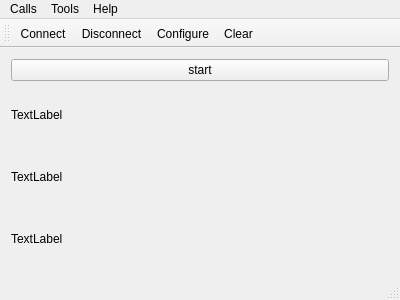
The window that level_gage_test/mainwindow.ui (nowhard/LEVEL_GAGE_TEST_QT) describes before a commit, drawn with Qt 5.
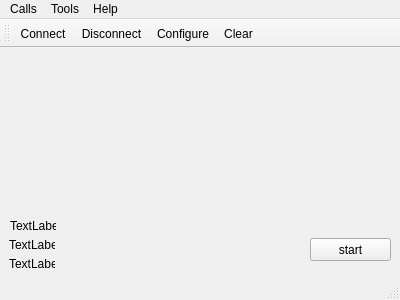
The same window after the commit. Icons and pictures are not drawn. Custom widgets are drawn as their Qt base class.

```diff
--- a/level_gage_test/mainwindow.ui
+++ b/level_gage_test/mainwindow.ui
@@ -14,36 +14,74 @@
    <string>Simple Terminal</string>
   </property>
   <widget class="QWidget" name="centralWidget">
-   <layout class="QVBoxLayout" name="verticalLayout">
-    <item>
      <widget class="QPushButton" name="getRtuRegister">
+    <property name="geometry">
+     <rect>
+      <x>310</x>
+      <y>190</y>
+      <width>81</width>
+      <height>23</height>
+     </rect>
+    </property>
       <property name="text">
        <string>start</string>
       </property>
      </widget>
-    </item>
-    <item>
      <widget class="QLabel" name="pot_1">
+    <property name="geometry">
+     <rect>
+      <x>10</x>
+      <y>170</y>
+      <width>46</width>
+      <height>16</height>
+     </rect>
+    </property>
       <property name="text">
        <string>TextLabel</string>
       </property>
      </widget>
-    </item>
-    <item>
      <widget class="QLabel" name="pot_2">
+    <property name="geometry">
+     <rect>
+      <x>9</x>
+      <y>189</y>
+      <width>46</width>
+      <height>16</height>
+     </rect>
+    </property>
       <property name="text">
        <string>TextLabel</string>
       </property>
      </widget>
-    </item>
-    <item>
      <widget class="QLabel" name="sensor">
+    <property name="geometry">
+     <rect>
+      <x>9</x>
+      <y>208</y>
+      <width>46</width>
+      <height>16</height>
+     </rect>
+    </property>
       <property name="text">
        <string>TextLabel</string>
       </property>
      </widget>
-    </item>
-   </layout>
+   <widget class="QCustomPlot" name="plot" native="true">
+    <property name="geometry">
+     <rect>
+      <x>9</x>
+      <y>9</y>
+      <width>382</width>
+      <height>161</height>
+     </rect>
+    </property>
+    <property name="sizePolicy">
+     <sizepolicy hsizetype="Preferred" vsizetype="Expanding">
+      <horstretch>0</horstretch>
+      <verstretch>0</verstretch>
+     </sizepolicy>
+    </property>
+   </widget>
   </widget>
   <widget class="QMenuBar" name="menuBar">
    <property name="geometry">
@@ -184,6 +222,14 @@
   </action>
  </widget>
  <layoutdefault spacing="6" margin="11"/>
+ <customwidgets>
+  <customwidget>
+   <class>QCustomPlot</class>
+   <extends>QWidget</extends>
+   <header>qcustomplot.h</header>
+   <container>1</container>
+  </customwidget>
+ </customwidgets>
  <resources/>
  <connections/>
 </ui>
```
Lines whose indentation alone changed are shown as unchanged.
